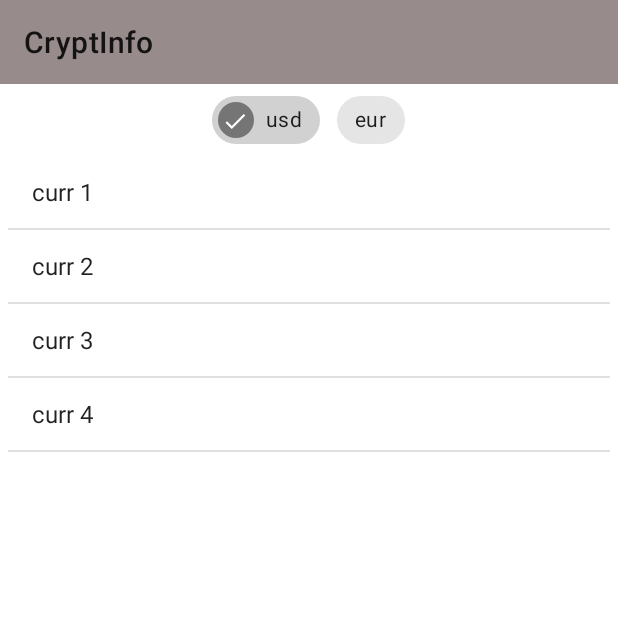
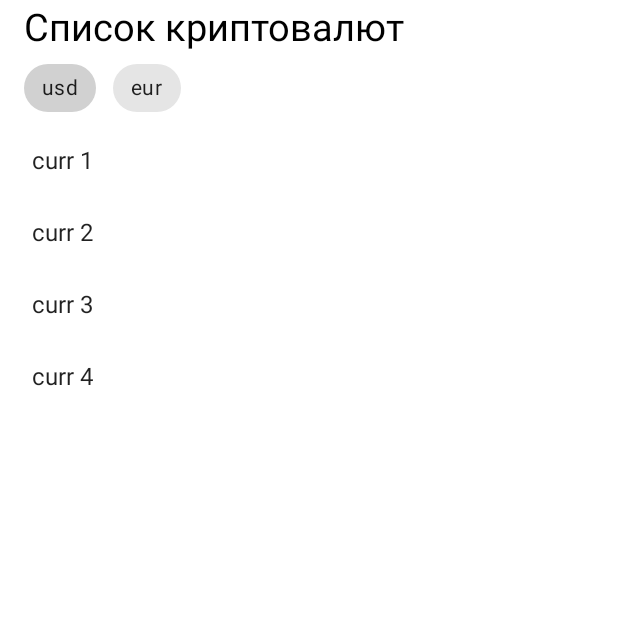
Before and after one commit to Vezelfulv111/currencyList, an Android app: the screen it shows after launch (MainActivity), on a phone screen of 412 x 824 dp, the top half of it. Run offline under Robolectric (Android 15) with nearby library versions, the phone set to English and light mode, and no system bars; our stand-ins replace Volley; network calls fail.

```diff
--- a/app/src/main/AndroidManifest.xml
+++ b/app/src/main/AndroidManifest.xml
@@ -1,7 +1,9 @@
 <?xml version="1.0" encoding="utf-8"?>
 <manifest xmlns:android="http://schemas.android.com/apk/res/android"
     package="And.cryptocurrency.com">
+
     <uses-permission android:name="android.permission.INTERNET" />
+
     <application
         android:allowBackup="true"
         android:icon="@mipmap/ic_launcher"
@@ -9,6 +11,9 @@
         android:roundIcon="@mipmap/ic_launcher_round"
         android:supportsRtl="true"
         android:theme="@style/Theme.Cryptocurrency">
+        <activity
+            android:name=".Scnd"
+            android:exported="false" />
         <activity
             android:name=".MainActivity"
             android:exported="true">
--- a/app/src/main/java/And/cryptocurrency/com/MainActivity.kt
+++ b/app/src/main/java/And/cryptocurrency/com/MainActivity.kt
@@ -4,22 +4,27 @@ import android.os.Bundle
 import android.view.View
 import android.widget.*
 import androidx.appcompat.app.AppCompatActivity
+import androidx.appcompat.widget.Toolbar
 import com.android.volley.Request
 import com.android.volley.RequestQueue
 import com.android.volley.toolbox.JsonArrayRequest
-import com.android.volley.toolbox.JsonObjectRequest
 import com.android.volley.toolbox.Volley
+import com.google.android.material.chip.Chip
+import com.google.android.material.chip.ChipGroup
 import org.json.JSONException
 import org.json.JSONObject
+import android.view.LayoutInflater
+import android.content.Intent
+import android.widget.TextView
+
 
 
 class MainActivity : AppCompatActivity() {
     private lateinit var currencyList: ListView
     private lateinit var myQueue: RequestQueue
+    var defaultCurrency="usd";
     override fun onCreate(savedInstanceState: Bundle?) {
         myQueue = Volley.newRequestQueue(this)
-
-
         super.onCreate(savedInstanceState)
         setContentView(R.layout.activity_main)
 
@@ -29,30 +34,53 @@ class MainActivity : AppCompatActivity() {
         val adapter: ArrayAdapter<String> =
             ArrayAdapter<String>(this, android.R.layout.simple_list_item_1, currenses)
         currencyList.setAdapter(adapter) // присваиваем адаптер списку
+        serverRequest(defaultCurrency)
 
-        var value: String
+        //ListView click listenerer
+        currencyList.setOnItemClickListener { parent, view, position, id ->
+            val currency_name_1 = view.findViewById(R.id.currency_name_1) as TextView
+            val inflatedView: View = layoutInflater.inflate(R.layout.activity_scnd, null)
+            val CoinInfo = inflatedView.findViewById(R.id.CoinInfo) as TextView
+            CoinInfo.text = currency_name_1.text.toString();//устанавливаем имя валюты в тулбар
+            setContentView(inflatedView)
+        }
 
-        ServerRequest()
 
+        //Работа с chips
+        var Chips: ChipGroup=findViewById(R.id.chipGroup)
+        //отправляем текст нажатого Chips в serverRequest для изменения списка валют
+        Chips.setOnCheckedChangeListener { group, checkedId ->
+            findViewById<Chip>(checkedId)?.apply {
+                serverRequest(text.toString());
+            }
+        }
     }
 
-    fun ServerRequest() {
-            val temp_url = "ditto"
-            var url = "https://api.github.com/"
-            url ="https://api.coingecko.com/api/v3/coins/markets?vs_currency=usd&order=market_cap_desc&per_page=20&page=1&sparkline=false"
+    fun serverRequest(currency:String) {
+            var url ="https://api.coingecko.com/api/v3/coins/markets?vs_currency=$currency&order=market_cap_desc&per_page=20&page=1&sparkline=false"
+
             val request = JsonArrayRequest(
                 Request.Method.GET, url, null,
                 { response ->
                     try {
                         val name_list: MutableList<String> = mutableListOf()
+                        val symbol: MutableList<String> = mutableListOf()
+                        val img: MutableList<String> = mutableListOf()
+                        val price: MutableList<String> = mutableListOf()
+                        val percent: MutableList<String> = mutableListOf()
 
                         for(i in 0 until response.length()){
-                            var currency_element: JSONObject = response[i] as JSONObject;
-                            name_list.add(i,currency_element.get("id").toString())
+                            var element: JSONObject = response[i] as JSONObject;
+                            name_list.add(i,element.get("name").toString())
+                            symbol.add(i,element.get("symbol").toString())
+                            img.add(i,element.get("image").toString())
+                            price.add(i,element.get("current_price").toString())
+                            percent.add(i,element.get("price_change_percentage_24h").toString())
                         }
 
-                        val adapter: ArrayAdapter<String> =ArrayAdapter<String>(this, android.R.layout.simple_list_item_1, name_list)
-                        currencyList.setAdapter(adapter) // присваиваем адаптер списку
+                        var AllinAll = arrayOf(name_list,symbol,price,percent,img)
+                        var ListAdapter = ArrayListAdapter(this,AllinAll,currency)
+                        currencyList.adapter = ListAdapter
 
                     } catch (e: JSONException) {
                         e.printStackTrace()
@@ -61,4 +89,10 @@ class MainActivity : AppCompatActivity() {
                     error -> error.printStackTrace() }
             myQueue.add(request)
     }
+
+    //Возврат на начальный экран
+    fun GoBack(v: View?) {
+        val i = Intent(applicationContext, MainActivity::class.java)
+        startActivity(i)
+    }
 }
--- a/app/src/main/res/layout/activity_main.xml
+++ b/app/src/main/res/layout/activity_main.xml
@@ -7,36 +7,10 @@
     tools:context=".MainActivity">
 
     <include
-        android:id="@+id/atoolbar"
-        layout="@layout/toolbar"></include>
+        android:id="@+id/toolbar"
+        layout="@layout/toolbar">
+    </include>
 
-    <com.google.android.material.chip.ChipGroup
-        android:id="@+id/chipGroup"
-        layout_gravity="center"
-        android:layout_width="wrap_content"
-        android:layout_height="wrap_content"
-        app:checkedChip="@id/chip_usd"
-        app:chipSpacingHorizontal="10dp"
-        app:layout_constraintEnd_toEndOf="parent"
-        app:layout_constraintStart_toStartOf="parent"
-        app:layout_constraintTop_toBottomOf="@+id/atoolbar"
-        app:singleLine="true"
-        app:singleSelection="true">
-
-        <com.google.android.material.chip.Chip
-            android:id="@+id/chip_usd"
-            android:layout_width="wrap_content"
-            android:layout_height="wrap_content"
-            android:checkable="true"
-            android:text="usd" />
-
-        <com.google.android.material.chip.Chip
-            android:id="@+id/chip_eur"
-            android:layout_width="wrap_content"
-            android:layout_height="wrap_content"
-            android:checkable="true"
-            android:text="eur" />
-    </com.google.android.material.chip.ChipGroup>
 
     <ListView
         android:id="@+id/CurrencyList"
@@ -44,11 +18,12 @@
         android:layout_height="0dp"
         android:paddingStart="5dp"
         android:paddingLeft="5dp"
-        android:paddingEnd="5dp"
         android:paddingBottom="5dp"
         app:layout_constraintBottom_toBottomOf="parent"
         app:layout_constraintEnd_toEndOf="parent"
         app:layout_constraintStart_toStartOf="parent"
-        app:layout_constraintTop_toBottomOf="@+id/chipGroup" />
+        app:layout_constraintTop_toBottomOf="@+id/toolbar"
+        android:divider="@null"
+        />
 
 </androidx.constraintlayout.widget.ConstraintLayout>
--- a/app/src/main/res/layout/toolbar.xml
+++ b/app/src/main/res/layout/toolbar.xml
@@ -3,7 +3,52 @@
     xmlns:app="http://schemas.android.com/apk/res-auto"
     android:layout_width="match_parent"
     android:layout_height="wrap_content"
-    android:background="#978B8B"
+    android:background="#FFFFFF"
     app:title="CryptInfo">
 
+    <LinearLayout
+        android:layout_width="match_parent"
+        android:layout_height="match_parent"
+        android:orientation="vertical">
+
+        <TextView
+            android:id="@+id/CoinInfo"
+            android:layout_width="wrap_content"
+            android:layout_height="wrap_content"
+            android:text="Список криптовалют"
+            android:textSize="25dip"
+            android:textColor="@color/black"/>
+
+        <com.google.android.material.chip.ChipGroup
+            android:id="@+id/chipGroup"
+            layout_gravity="center"
+            android:layout_width="wrap_content"
+            android:layout_height="wrap_content"
+            app:checkedChip="@id/chip_usd"
+            app:chipSpacingHorizontal="10dp"
+            app:layout_constraintEnd_toEndOf="parent"
+            app:layout_constraintStart_toStartOf="parent"
+            app:layout_constraintTop_toBottomOf="@+id/atoolbar"
+            app:selectionRequired="true"
+            app:singleLine="true"
+            app:singleSelection="true">
+
+            <com.google.android.material.chip.Chip
+                android:id="@+id/chip_usd"
+                android:layout_width="wrap_content"
+                android:layout_height="wrap_content"
+                android:checkable="true"
+                android:text="usd"
+                app:checkedIconEnabled="false" />
+
+            <com.google.android.material.chip.Chip
+                android:id="@+id/chip_eur"
+                android:layout_width="wrap_content"
+                android:layout_height="wrap_content"
+                android:checkable="true"
+                android:text="eur"
+                app:checkedIconEnabled="false" />
+        </com.google.android.material.chip.ChipGroup>
+
+    </LinearLayout>
 </androidx.appcompat.widget.Toolbar>
--- a/app/src/main/res/values-night/themes.xml
+++ /dev/null
@@ -1,16 +0,0 @@
-<resources xmlns:tools="http://schemas.android.com/tools">
-    <!-- Base application theme. -->
-    <style name="Theme.Cryptocurrency" parent="Theme.MaterialComponents.DayNight.DarkActionBar">
-        <!-- Primary brand color. -->
-        <item name="colorPrimary">@color/purple_200</item>
-        <item name="colorPrimaryVariant">@color/purple_700</item>
-        <item name="colorOnPrimary">@color/black</item>
-        <!-- Secondary brand color. -->
-        <item name="colorSecondary">@color/teal_200</item>
-        <item name="colorSecondaryVariant">@color/teal_200</item>
-        <item name="colorOnSecondary">@color/black</item>
-        <!-- Status bar color. -->
-        <item name="android:statusBarColor" tools:targetApi="l">?attr/colorPrimaryVariant</item>
-        <!-- Customize your theme here. -->
-    </style>
-</resources>
--- a/app/src/main/res/values/colors.xml
+++ b/app/src/main/res/values/colors.xml
@@ -7,4 +7,5 @@
     <color name="teal_700">#FF018786</color>
     <color name="black">#FF000000</color>
     <color name="white">#FFFFFFFF</color>
+
 </resources>
```
Also changed, not shown: app/src/main/java/And/cryptocurrency/com/ArrayListAdapter.kt (added, +65 -0 lines), app/src/main/res/layout/activity_scnd.xml (added, +25 -0 lines), app/src/main/res/layout/listelement.xml (added, +82 -0 lines), app/src/main/res/layout/switch_item.xml (added, +11 -0 lines), app/src/main/res/layout/toolbar2nd.xml (added, +35 -0 lines).
